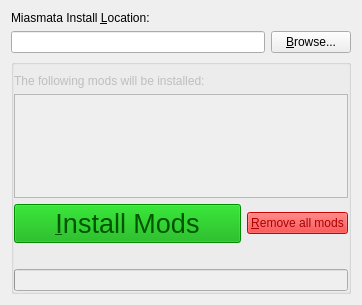
Before: the Qt Designer form miaspatch.ui in DarkStarSword/miasmata-fixes, drawn with Qt 5.
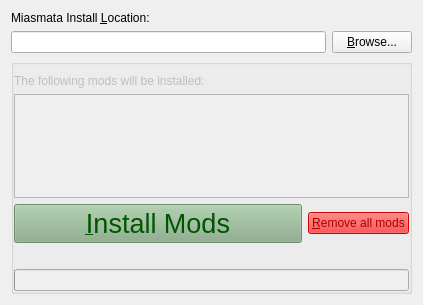
After: the same form once the commit is applied.

The edit to the form file:
```diff
--- a/miaspatch.ui
+++ b/miaspatch.ui
@@ -6,7 +6,7 @@
    <rect>
     <x>0</x>
     <y>0</y>
-    <width>362</width>
+    <width>423</width>
     <height>305</height>
    </rect>
   </property>
@@ -106,6 +106,9 @@
        <layout class="QHBoxLayout" name="horizontalLayout_2">
         <item>
          <widget class="QPushButton" name="patch_game">
+          <property name="enabled">
+           <bool>false</bool>
+          </property>
           <property name="sizePolicy">
            <sizepolicy hsizetype="MinimumExpanding" vsizetype="MinimumExpanding">
             <horstretch>0</horstretch>
@@ -127,9 +130,9 @@
              <colorrole role="Button">
               <brush brushstyle="SolidPattern">
                <color alpha="255">
-                <red>0</red>
+                <red>135</red>
                 <green>170</green>
-                <blue>0</blue>
+                <blue>135</blue>
                </color>
               </brush>
              </colorrole>
@@ -190,18 +193,18 @@
              <colorrole role="Base">
               <brush brushstyle="SolidPattern">
                <color alpha="255">
-                <red>0</red>
+                <red>135</red>
                 <green>170</green>
-                <blue>0</blue>
+                <blue>135</blue>
                </color>
               </brush>
              </colorrole>
              <colorrole role="Window">
               <brush brushstyle="SolidPattern">
                <color alpha="255">
-                <red>0</red>
+                <red>135</red>
                 <green>170</green>
-                <blue>0</blue>
+                <blue>135</blue>
                </color>
               </brush>
              </colorrole>
@@ -219,9 +222,9 @@
              <colorrole role="Button">
               <brush brushstyle="SolidPattern">
                <color alpha="255">
-                <red>0</red>
+                <red>135</red>
                 <green>170</green>
-                <blue>0</blue>
+                <blue>135</blue>
                </color>
               </brush>
              </colorrole>
@@ -282,18 +285,18 @@
              <colorrole role="Base">
               <brush brushstyle="SolidPattern">
                <color alpha="255">
-                <red>0</red>
+                <red>135</red>
                 <green>170</green>
-                <blue>0</blue>
+                <blue>135</blue>
                </color>
               </brush>
              </colorrole>
              <colorrole role="Window">
               <brush brushstyle="SolidPattern">
                <color alpha="255">
-                <red>0</red>
+                <red>135</red>
                 <green>170</green>
-                <blue>0</blue>
+                <blue>135</blue>
                </color>
               </brush>
              </colorrole>
@@ -311,9 +314,9 @@
              <colorrole role="Button">
               <brush brushstyle="SolidPattern">
                <color alpha="255">
-                <red>0</red>
+                <red>135</red>
                 <green>170</green>
-                <blue>0</blue>
+                <blue>135</blue>
                </color>
               </brush>
              </colorrole>
@@ -374,18 +377,18 @@
              <colorrole role="Base">
               <brush brushstyle="SolidPattern">
                <color alpha="255">
-                <red>0</red>
+                <red>135</red>
                 <green>170</green>
-                <blue>0</blue>
+                <blue>135</blue>
                </color>
               </brush>
              </colorrole>
              <colorrole role="Window">
               <brush brushstyle="SolidPattern">
                <color alpha="255">
-                <red>0</red>
+                <red>135</red>
                 <green>170</green>
-                <blue>0</blue>
+                <blue>135</blue>
                </color>
               </brush>
              </colorrole>
@@ -398,7 +401,7 @@
            </font>
           </property>
           <property name="styleSheet">
-           <string notr="true">background-color: rgb(0, 170, 0);</string>
+           <string notr="true">background-color: rgb(135, 170, 135);</string>
           </property>
           <property name="text">
            <string>&amp;Install Mods</string>
```
